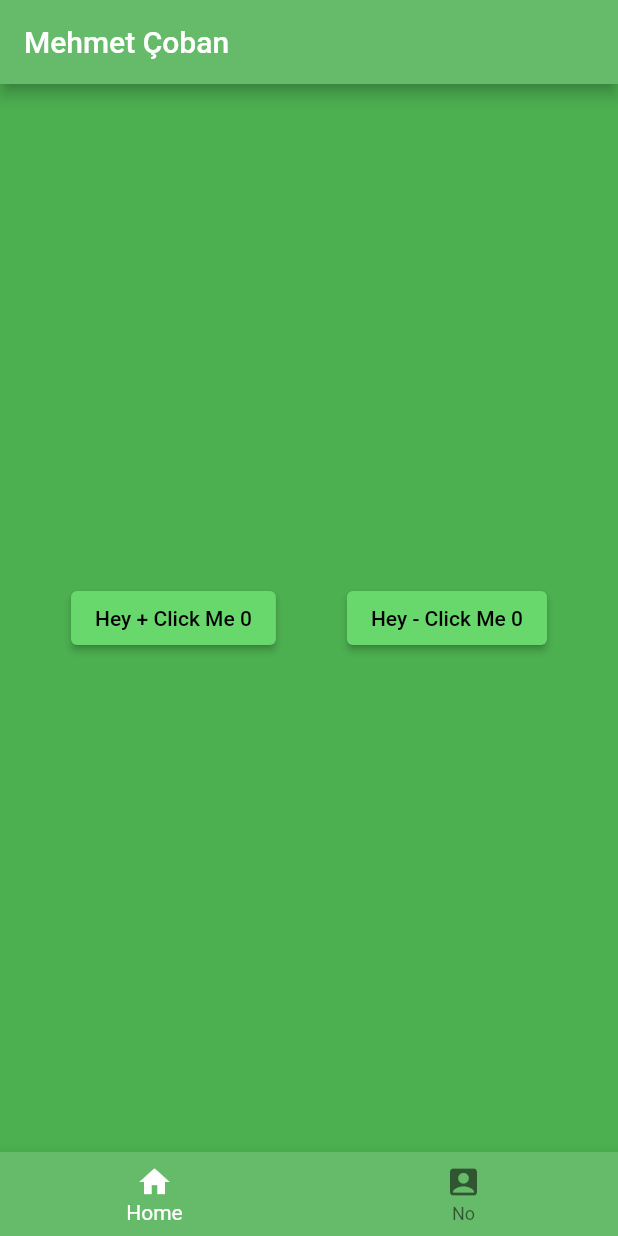
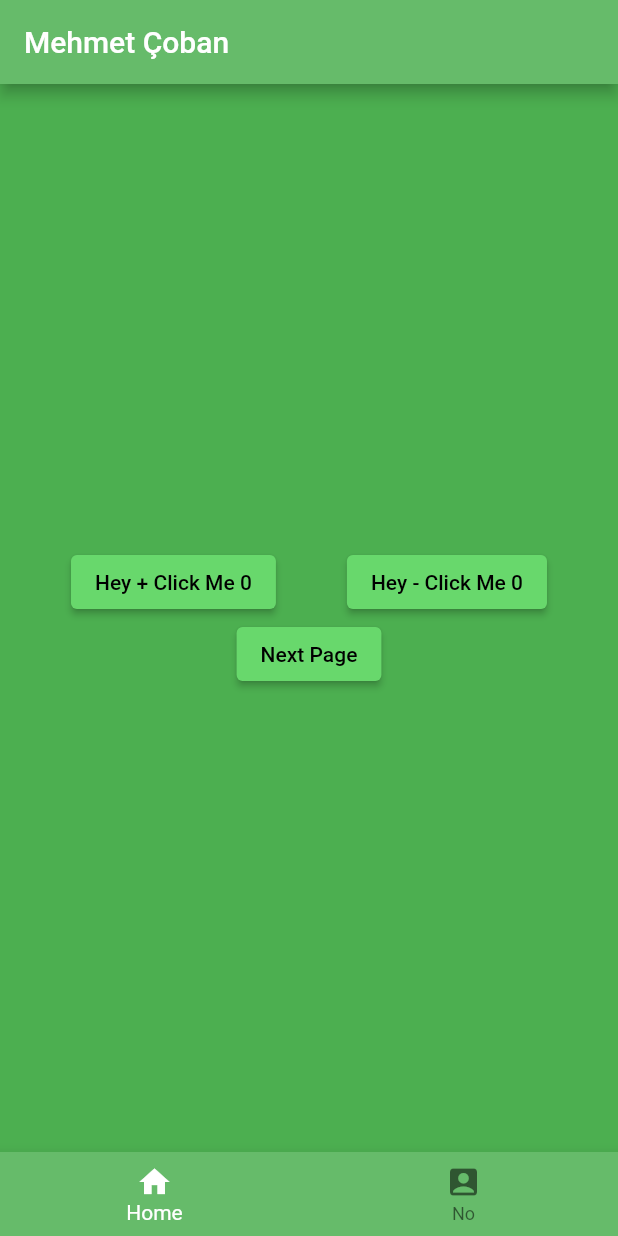
Before and after one commit to MehmetUzel/FlutterLearning, a Flutter app: the screen it shows after launch, on a phone screen of 412 x 824 dp. Run offline on Flutter 3.47's test engine with Material 2 defaults, Android fonts, the light colour scheme and no system bars.

Commit message:
Page Navigation

```diff
--- a/flutter_learn/lib/main.dart
+++ b/flutter_learn/lib/main.dart
@@ -12,14 +12,29 @@ class MyApp extends StatefulWidget {
 }
 
 class _MyAppState extends State<MyApp> {
+  @override
+  Widget build(BuildContext context) {
+    return MaterialApp(
+      debugShowCheckedModeBanner: false, // Remove Debug on Banner
+      home: firstPage(),
+    );
+  }
+}
+
+class firstPage extends StatefulWidget {
+  firstPage({Key? key}) : super(key: key);
+
+  @override
+  State<firstPage> createState() => _firstPageState();
+}
+
+class _firstPageState extends State<firstPage> {
   int num = 0;
   int indexnum = 0;
   Color maincolor = Colors.green.shade400;
   @override
   Widget build(BuildContext context) {
-    return MaterialApp(
-      debugShowCheckedModeBanner: false, // Remove Debug on Banner
-      home: Scaffold(
+    return Scaffold(
       appBar: AppBar(
         title: const Text('Mehmet Çoban'),
         backgroundColor: maincolor,
@@ -30,7 +45,10 @@ class _MyAppState extends State<MyApp> {
                 width: double.infinity,
                 height: double.infinity,
                 color: Colors.green,
-                  child: Row(
+                child: Column(
+                  mainAxisAlignment: MainAxisAlignment.center,
+                  children: [
+                    Row(
                       mainAxisAlignment: MainAxisAlignment.spaceEvenly,
                       crossAxisAlignment: CrossAxisAlignment.center,
                       children: [
@@ -60,12 +78,28 @@ class _MyAppState extends State<MyApp> {
                         ),
                       ],
                     ),
+                    ElevatedButton(
+                      style: ElevatedButton.styleFrom(
+                        onPrimary: Colors.black,
+                        primary: Color.fromARGB(255, 104, 216, 108),
+                      ),
+                      onPressed: () {
+                        Navigator.of(context).push(
+                          MaterialPageRoute(builder: (BuildContext context) {
+                            return const SecondPage();
+                          }),
+                        );
+                      },
+                      child: const Text('Next Page'),
+                    ),
+                  ],
+                ),
               )
             : Container(
                 width: double.infinity,
                 height: double.infinity,
                 color: Colors.orange,
-                  child: Container(
+                child: SizedBox(
                   width: 200,
                   height: 400,
                   child: Column(
@@ -101,6 +135,18 @@ class _MyAppState extends State<MyApp> {
           });
         },
       ),
+    );
+  }
+}
+
+class SecondPage extends StatelessWidget {
+  const SecondPage({Key? key}) : super(key: key);
+
+  @override
+  Widget build(BuildContext context) {
+    return Scaffold(
+      appBar: AppBar(
+        automaticallyImplyLeading: true,
       ),
     );
   }
```
Lines whose indentation alone changed are shown as unchanged.
